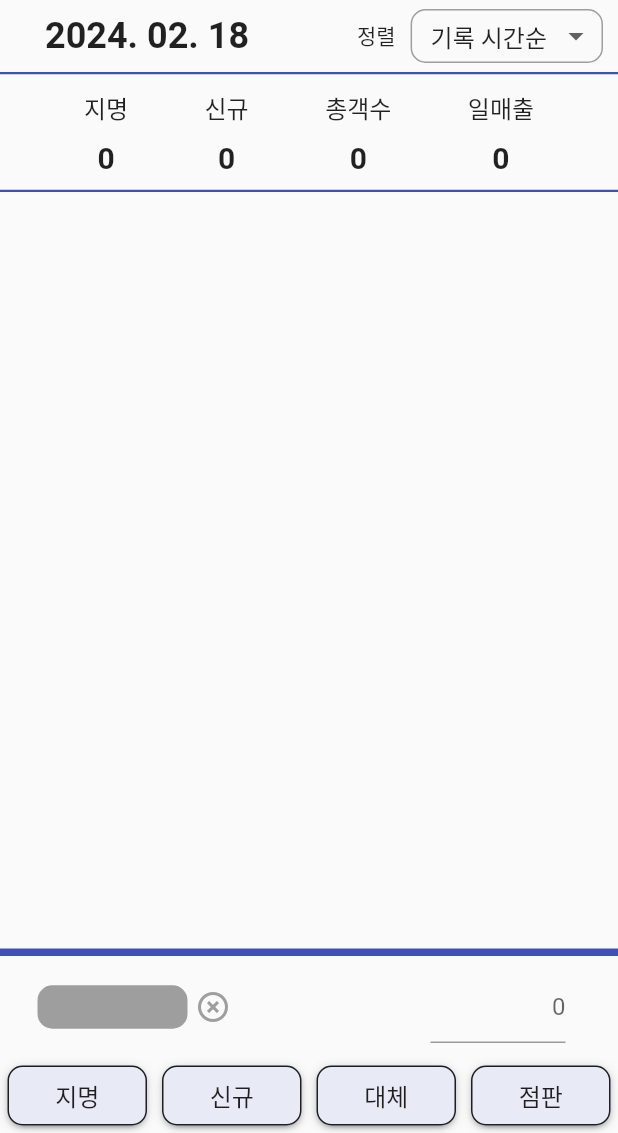
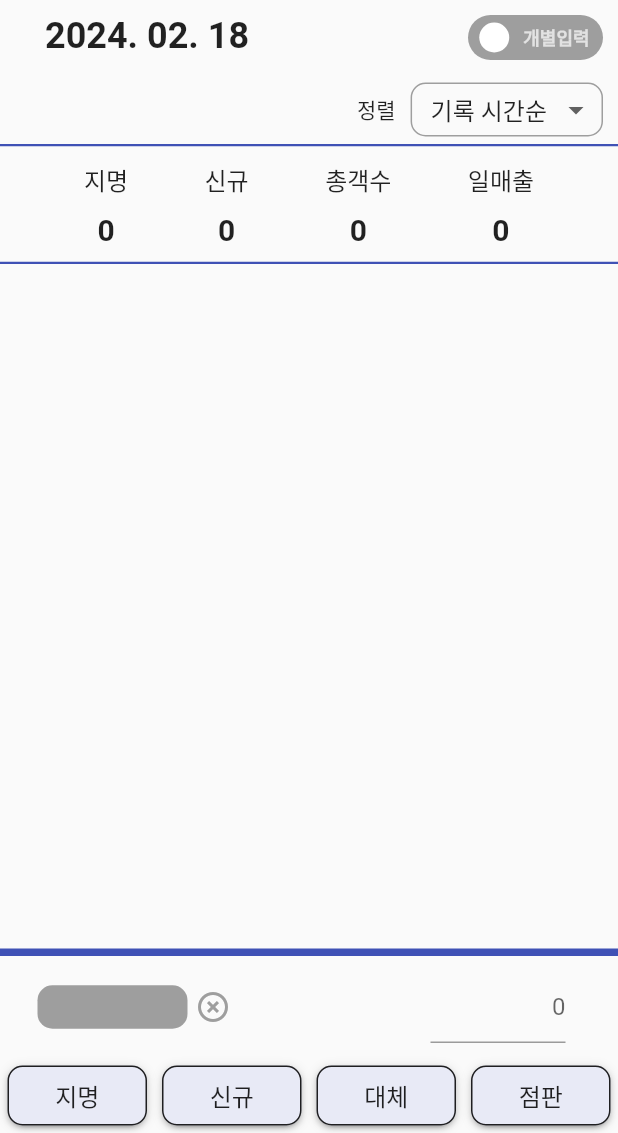
Before and after one commit to kanggo1111/hair_designer_sales_manage, a Flutter app: the screen it shows after launch, after a tap on the "add circle" icon, on a phone screen of 412 x 824 dp, the part 103-1236 px from its top. Run offline on Flutter 3.47's test engine with Material 3 defaults, Android fonts, the phone set to English and light mode, and no system bars; drawn by our look-alikes of flutter_switch; our stand-ins replace auto_size_text, currency_text_input_formatter, flutter_spinkit, fluttertoast; missing offline and left inert: back_button_interceptor.

Commit message:
modify add data #1
Details:
modify add data #1

TODO:
make statistics menu
i

```diff
--- a/lib/screens/item_one_day.dart
+++ b/lib/screens/item_one_day.dart
@@ -4,6 +4,7 @@ import 'package:hair_designer_sales_manage/items/data_list.dart';
 import 'package:hair_designer_sales_manage/items/my_db.dart';
 import 'package:intl/intl.dart';
 import 'package:back_button_interceptor/back_button_interceptor.dart';
+import 'package:flutter_switch/flutter_switch.dart';
 
 class ItemOneDay extends StatefulWidget {
   const ItemOneDay(this.now, this.refreshCalendar, {super.key});
@@ -17,6 +18,7 @@ class ItemOneDay extends StatefulWidget {
 
 class _ItemOneDayState extends State<ItemOneDay> {
   static String dropdownValue = '기록 시간순';
+  bool batchInputMode = false;
 
   void initState() {
     super.initState();
@@ -49,9 +51,10 @@ class _ItemOneDayState extends State<ItemOneDay> {
         children: [
           Row(
             mainAxisAlignment: MainAxisAlignment.spaceBetween,
+            crossAxisAlignment: CrossAxisAlignment.start,
             children: [
               Container(
-                margin: EdgeInsets.symmetric(vertical: 10, horizontal: 30),
+                margin: EdgeInsets.fromLTRB(30, 10, 30, 0),
                 child: Text(
                   DateFormat('y. MM. dd').format(widget.now),
                   style: TextStyle(
@@ -60,11 +63,32 @@ class _ItemOneDayState extends State<ItemOneDay> {
                       color: Colors.black87),
                 ),
               ),
+              Column(
+                crossAxisAlignment: CrossAxisAlignment.end,
+                children: [
+                  Padding(
+                    padding: const EdgeInsets.fromLTRB(10, 10, 10, 10),
+                    child: FlutterSwitch(
+                        value: batchInputMode,
+                        showOnOff: true,
+                        inactiveText: '개별입력',
+                        activeText: '일괄입력',
+                        valueFontSize: 12,
+                        width: 90,
+                        height: 30,
+                        padding: 5,
+                        onToggle: (value) {
+                          setState(() {
+                            batchInputMode = value;
+                          });
+                        }),
+                  ),
                   Row(
+                    crossAxisAlignment: CrossAxisAlignment.center,
                     children: [
                       Text('정렬'),
                       Container(
-                    margin: EdgeInsets.symmetric(horizontal: 10),
+                        margin: EdgeInsets.fromLTRB(10, 5, 10, 5),
                         decoration: BoxDecoration(
                             border: Border.all(color: Colors.grey),
                             borderRadius: BorderRadius.circular(10)),
@@ -90,10 +114,13 @@ class _ItemOneDayState extends State<ItemOneDay> {
                                 setState(() {
                                   dropdownValue = value!;
                                 });
-                            myDB.setDataSortType(dataSortType.indexOf(value!));
+                                myDB.setDataSortType(
+                                    dataSortType.indexOf(value!));
                                 refreshDataList();
                               }),
                         ),
+                      ),
+                    ],
                   ),
                 ],
               ),
--- a/pubspec.yaml
+++ b/pubspec.yaml
@@ -42,6 +42,7 @@ dependencies:
   flutter_spinkit: ^5.2.0
   auto_size_text: ^3.0.0
   fluttertoast: ^8.2.4
+  flutter_switch: ^0.3.2
 
 dev_dependencies:
   flutter_test:
```
Also changed, not shown: pubspec.lock, 1 other file. Lines whose indentation alone changed are shown as unchanged.
